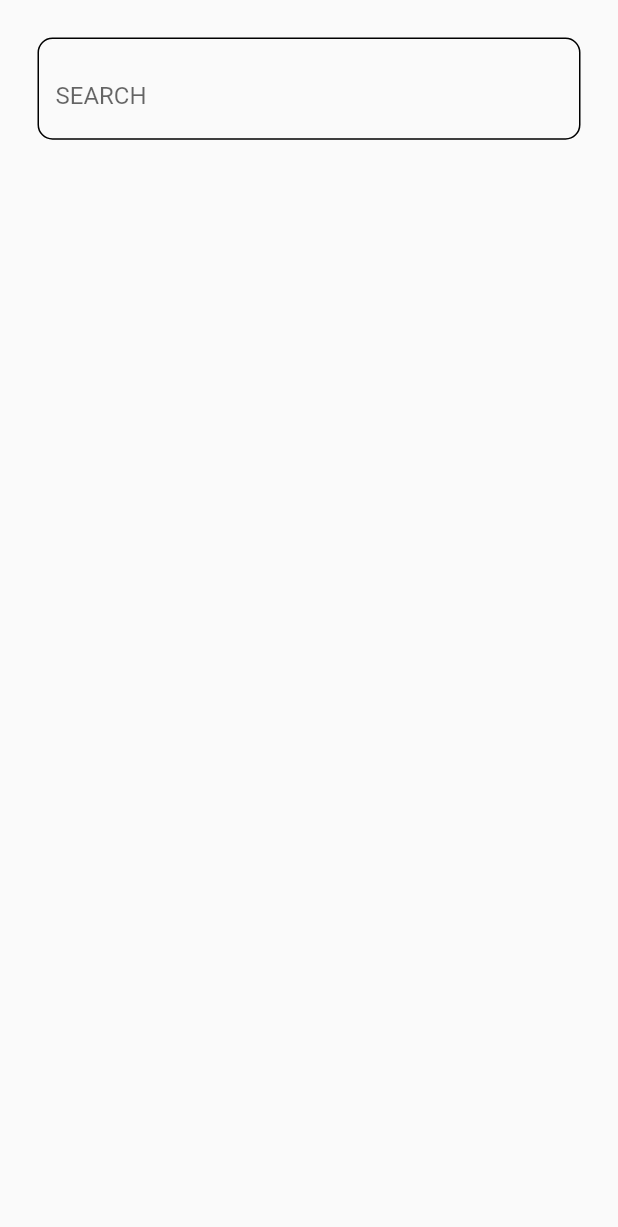
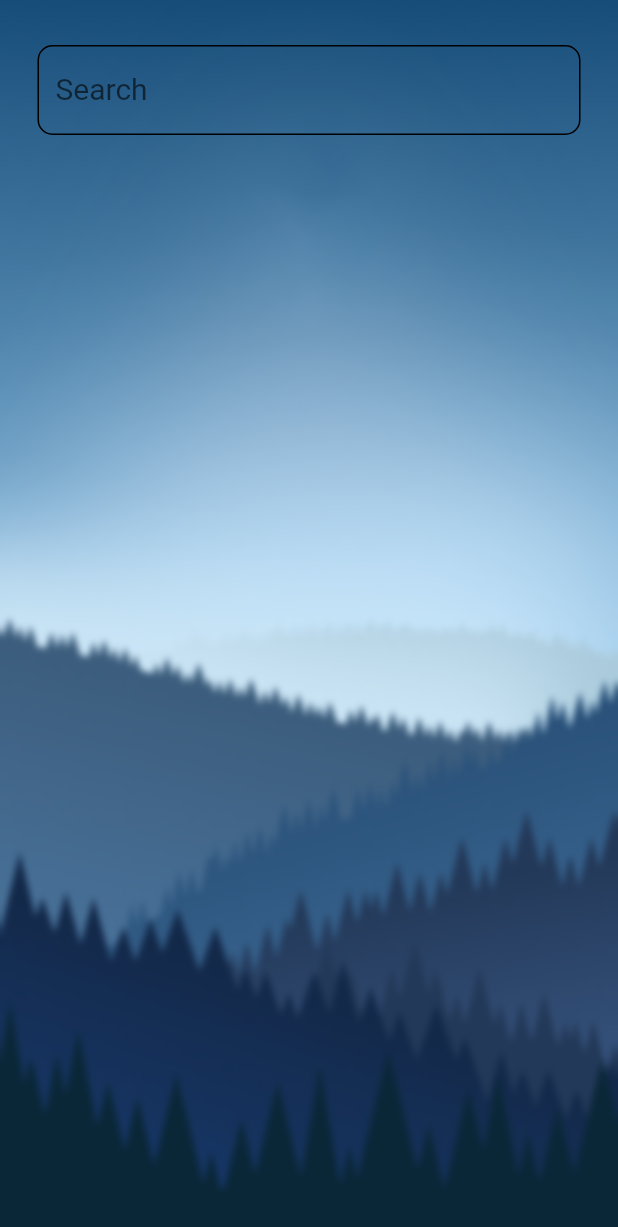
Before and after one commit to josephmaged/Algoriza_Weather, a Flutter app: the ManageLocationsWidgets screen opened directly, on a phone screen of 412 x 824 dp. Shown: the top 1227 px of the screen. Run offline on Flutter 3.47's test engine with Material 2 defaults, Android fonts, the phone set to English and light mode, and no system bars; our stand-ins replace conditional_builder_null_safety, dio, flutter_bloc, flutter_slidable, lottie, shared_preferences; accounts and stored records are empty; network calls fail.

Commit message:
bug fixes

```diff
--- a/lib/features/manage_locations/widgets/ManageLocationsWidget.dart
+++ b/lib/features/manage_locations/widgets/ManageLocationsWidget.dart
@@ -1,35 +1,60 @@
+import 'dart:ui';
+
 import 'package:algoriza_weather/core/util/bloc/app/cubit.dart';
 import 'package:algoriza_weather/core/util/bloc/app/states.dart';
 import 'package:conditional_builder_null_safety/conditional_builder_null_safety.dart';
 import 'package:flutter/material.dart';
 import 'package:flutter_bloc/flutter_bloc.dart';
+import 'package:intl/intl.dart';
 
 class ManageLocationsWidgets extends StatelessWidget {
   const ManageLocationsWidgets({Key? key}) : super(key: key);
 
   @override
   Widget build(BuildContext context) {
+    // convert dateTime.now to local then split
+    var dateZone = DateTime.now().toLocal();
+    var dateFormat = DateFormat("H").format(dateZone.toLocal());
+    int dateSplit = int.parse(dateFormat);
+
     AppBloc cubit = AppBloc.get(context);
     return BlocBuilder<AppBloc, AppState>(
       builder: (context, state) {
         return Scaffold(
-          body: SafeArea(
+          body: Container(
+            decoration: BoxDecoration(
+              image: DecorationImage(
+                  image: AssetImage(
+                    dateSplit >= cubit.sunrise && dateSplit < cubit.sunset
+                        ? 'assets/images/day2.png'
+                        : 'assets/images/night2.png',
+                  ),
+                  fit: BoxFit.fill),
+            ),
+            child: ClipRRect(
+              child: BackdropFilter(
+                filter: ImageFilter.blur(sigmaX: 2, sigmaY: 2),
+                child: Padding(
+                  padding: const EdgeInsets.symmetric(vertical: 30,horizontal: 25),
                   child: Column(
                     children: [
-                Container(
-                  padding: const EdgeInsets.all(25),
+                      SizedBox(
+                        height: 60,
                         child: TextField(
                           controller: cubit.nameCityController,
                           onChanged: (value) {
                             cubit.SearchCity = value;
                             cubit.getSearch();
                           },
+                          style: const TextStyle(
+                              fontSize: 20
+                          ),
                           textInputAction: TextInputAction.search,
                           decoration: InputDecoration(
-                      suffix: const Icon(
-                        Icons.search,
+                            hintText: 'Search',
+                            hintStyle: const TextStyle(
+                              fontSize: 20
                             ),
-                      hintText: 'Search'.toUpperCase(),
                             border: OutlineInputBorder(
                               borderRadius: BorderRadius.circular(10),
                             ),
@@ -43,7 +68,7 @@ class ManageLocationsWidgets extends StatelessWidget {
                         ),
                       ),
                       SizedBox(
-                  height: 200,
+                        height: 100,
                         width: MediaQuery.of(context).size.width,
                         child: ConditionalBuilder(
                           condition: state is! AppGetSearchData,
@@ -58,6 +83,9 @@ class ManageLocationsWidgets extends StatelessWidget {
                         ),
                       )
                     ],
+                  ),
+                ),
+              ),
             ),
           ),
         );
@@ -76,8 +104,8 @@ Widget getCountry(String item) => BlocConsumer<AppBloc, AppState>(
             onTap: () {
               cubit.getSearch();
               cubit.nameCityController.clear();
+              cubit.name= '';
               cubit.AddLocations(cubit.searchedForecast!.location.name, cubit.searchedForecast!.current.temp_c);
-              print(cubit.searchedForecast!.current.temp_c);
               Navigator.pop(context);
             },
             child: Row(
```
Also changed, not shown: lib/core/util/bloc/app/cubit.dart (+6 -2 lines), lib/features/drawer/weather_tag.dart (+12 -13 lines). Lines whose indentation alone changed are shown as unchanged.
